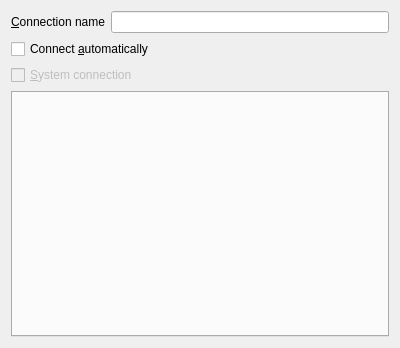
netrunner-debian-kde-extras/networkmanagement, file libs/ui/connection.ui: the form before one commit.
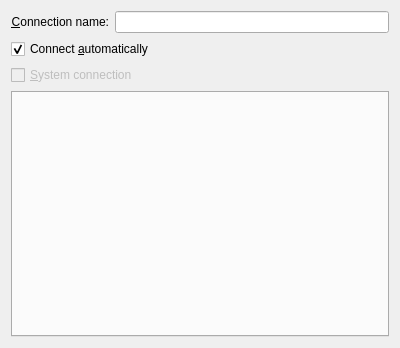
The form after the commit. Custom widgets are drawn as their Qt base class.

Patch:
```diff
--- a/libs/ui/connection.ui
+++ b/libs/ui/connection.ui
@@ -13,11 +13,14 @@
    <item>
     <layout class="QHBoxLayout" name="horizontalLayout" >
      <item>
-      <widget class="QLabel" name="label" >
-       <property name="text" >
-        <string>&amp;Connection name</string>
+      <widget class="QLabel" name="label">
+       <property name="text">
+        <string>&amp;Connection name:</string>
        </property>
-       <property name="buddy" >
+       <property name="alignment">
+        <set>Qt::AlignRight|Qt::AlignTrailing|Qt::AlignVCenter</set>
+       </property>
+       <property name="buddy">
         <cstring>id</cstring>
        </property>
       </widget>
@@ -32,6 +35,9 @@
      <property name="text" >
       <string>Connect &amp;automatically</string>
      </property>
+     <property name="checked">
+      <bool>true</bool>
+     </property>
     </widget>
    </item>
    <item>
```
Left out of the diff: 25 changed lines with no effect on the pictures.
